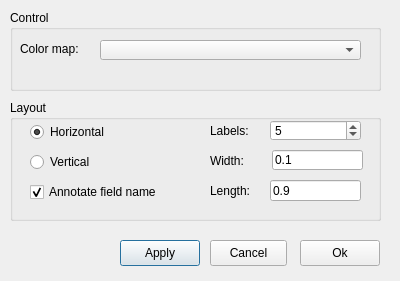
tehnick/elmerfem, file ElmerGUI/vtkpost/colorbar.ui: the form before one commit.
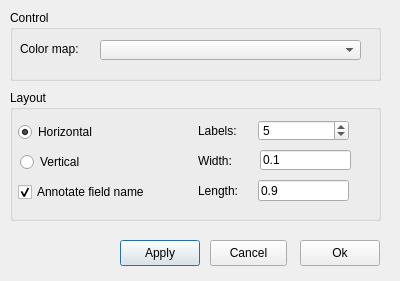
The form after the commit. Icons and pictures are not drawn.

Commit message: ElmerGUI: Unified the outlook of the dialogs in vtk widget

Diff of the .ui file:
```diff
--- a/ElmerGUI/vtkpost/colorbar.ui
+++ b/ElmerGUI/vtkpost/colorbar.ui
@@ -21,7 +21,7 @@
      <x>10</x>
      <y>10</y>
      <width>371</width>
-     <height>81</height>
+     <height>71</height>
     </rect>
    </property>
    <property name="title" >
@@ -90,9 +90,9 @@
    <property name="geometry" >
     <rect>
      <x>10</x>
-     <y>100</y>
+     <y>90</y>
      <width>371</width>
-     <height>121</height>
+     <height>131</height>
     </rect>
    </property>
    <property name="title" >
@@ -101,8 +101,8 @@
    <widget class="QRadioButton" name="verticalRButton" >
     <property name="geometry" >
      <rect>
-      <x>20</x>
-      <y>50</y>
+      <x>10</x>
+      <y>60</y>
       <width>90</width>
       <height>24</height>
      </rect>
@@ -117,8 +117,8 @@
    <widget class="QRadioButton" name="horizontalRButton" >
     <property name="geometry" >
      <rect>
-      <x>20</x>
-      <y>20</y>
+      <x>8</x>
+      <y>30</y>
       <width>90</width>
       <height>24</height>
      </rect>
@@ -133,8 +133,8 @@
    <widget class="QCheckBox" name="annotateBox" >
     <property name="geometry" >
      <rect>
-      <x>20</x>
-      <y>80</y>
+      <x>8</x>
+      <y>90</y>
       <width>141</width>
       <height>24</height>
      </rect>
@@ -149,8 +149,8 @@
    <widget class="QSpinBox" name="labelsSpin" >
     <property name="geometry" >
      <rect>
-      <x>260</x>
-      <y>20</y>
+      <x>248</x>
+      <y>30</y>
       <width>91</width>
       <height>21</height>
      </rect>
@@ -162,8 +162,8 @@
    <widget class="QLabel" name="labelsLabel" >
     <property name="geometry" >
      <rect>
-      <x>200</x>
-      <y>20</y>
+      <x>188</x>
+      <y>30</y>
       <width>51</width>
       <height>21</height>
      </rect>
@@ -175,8 +175,8 @@
    <widget class="QLineEdit" name="widthEdit" >
     <property name="geometry" >
      <rect>
-      <x>262</x>
-      <y>50</y>
+      <x>250</x>
+      <y>60</y>
       <width>91</width>
       <height>20</height>
      </rect>
@@ -188,8 +188,8 @@
    <widget class="QLineEdit" name="heightEdit" >
     <property name="geometry" >
      <rect>
-      <x>260</x>
-      <y>80</y>
+      <x>248</x>
+      <y>90</y>
       <width>91</width>
       <height>21</height>
      </rect>
@@ -201,8 +201,8 @@
    <widget class="QLabel" name="widthLabel" >
     <property name="geometry" >
      <rect>
-      <x>200</x>
-      <y>50</y>
+      <x>188</x>
+      <y>60</y>
       <width>54</width>
       <height>21</height>
      </rect>
@@ -214,8 +214,8 @@
    <widget class="QLabel" name="heightLabel" >
     <property name="geometry" >
      <rect>
-      <x>200</x>
-      <y>80</y>
+      <x>188</x>
+      <y>90</y>
       <width>54</width>
       <height>21</height>
      </rect>
```
The commit also changes 3 other files.
